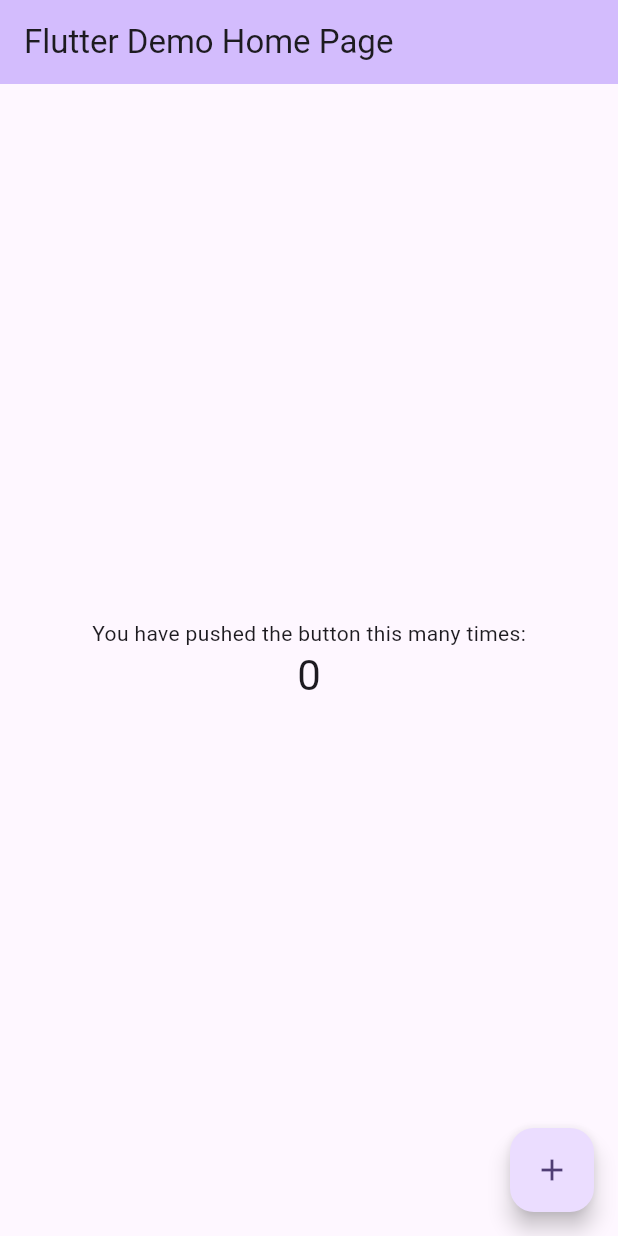
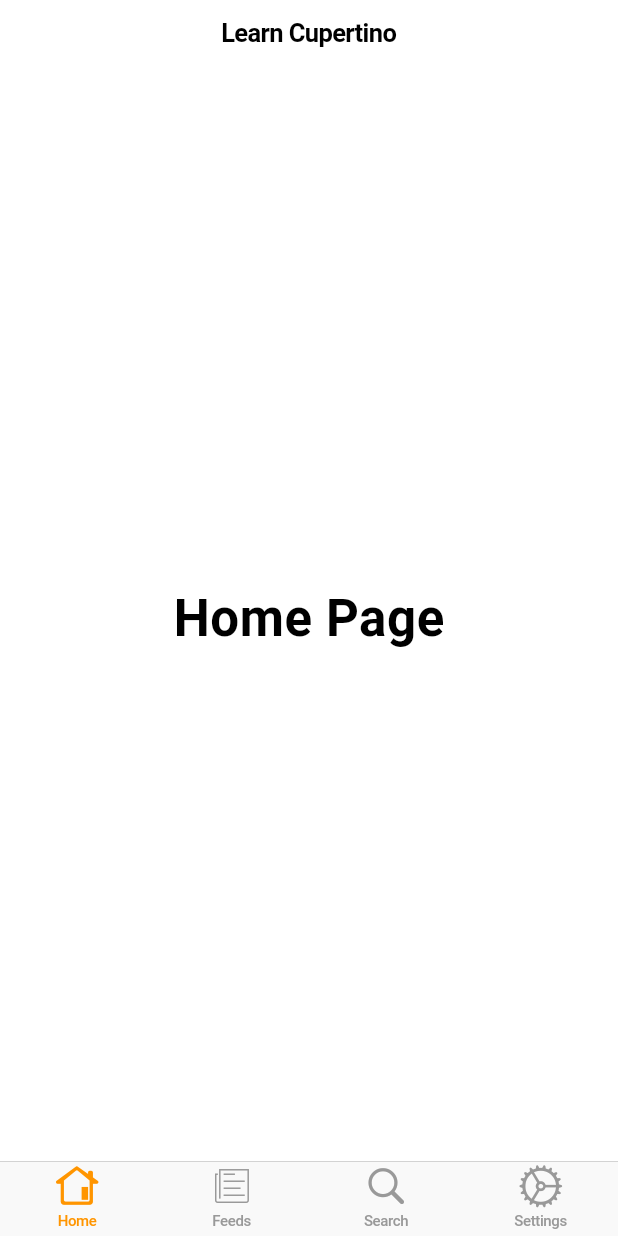
Before and after one commit to HegelAlRafli/dicoding-cupertino-app, a Flutter app: the screen it shows after launch, on a phone screen of 412 x 824 dp. Run offline on Flutter 3.47's test engine with Material 3 defaults, Android fonts, the phone set to English and light mode, and no system bars.

Commit message:
feat: [HR] Bottom Navigation Bar

```diff
--- /dev/null
+++ b/lib/bottom_navbar/bottom_navigation.dart
@@ -0,0 +1,52 @@
+import 'package:flutter/cupertino.dart';
+
+import '../pages/feeds.dart';
+import '../pages/home.dart';
+import '../pages/search.dart';
+import '../pages/settings.dart';
+
+class BottomNavigation extends StatelessWidget {
+  const BottomNavigation({super.key});
+
+  @override
+  Widget build(BuildContext context) {
+    return CupertinoTabScaffold(
+      tabBar: CupertinoTabBar(
+        items: const [
+          BottomNavigationBarItem(
+            icon: Icon(CupertinoIcons.house_alt),
+            label: 'Home',
+          ),
+          BottomNavigationBarItem(
+            icon: Icon(CupertinoIcons.news),
+            label: 'Feeds',
+          ),
+          BottomNavigationBarItem(
+            icon: Icon(CupertinoIcons.search),
+            label: 'Search',
+          ),
+          BottomNavigationBarItem(
+            icon: Icon(CupertinoIcons.settings),
+            label: 'Settings',
+          ),
+        ],
+      ),
+      tabBuilder: (context, index) {
+        switch (index) {
+          case 0:
+            return const HomePage();
+          case 1:
+            return const FeedsPage();
+          case 2:
+            return const SearchPage();
+          case 3:
+            return const SettingsPage();
+          default:
+            return const Center(
+              child: Text('Page not found!'),
+            );
+        }
+      },
+    );
+  }
+}
--- a/lib/main.dart
+++ b/lib/main.dart
@@ -1,4 +1,6 @@
-import 'package:flutter/material.dart';
+import 'package:flutter/cupertino.dart';
+
+import 'bottom_navbar/bottom_navigation.dart';
 
 void main() {
   runApp(const MyApp());
@@ -7,119 +9,14 @@ void main() {
 class MyApp extends StatelessWidget {
   const MyApp({super.key});
 
-  // This widget is the root of your application.
   @override
   Widget build(BuildContext context) {
-    return MaterialApp(
-      title: 'Flutter Demo',
-      theme: ThemeData(
-        // This is the theme of your application.
-        //
-        // TRY THIS: Try running your application with "flutter run". You'll see
-        // the application has a purple toolbar. Then, without quitting the app,
-        // try changing the seedColor in the colorScheme below to Colors.green
-        // and then invoke "hot reload" (save your changes or press the "hot
-        // reload" button in a Flutter-supported IDE, or press "r" if you used
-        // the command line to start the app).
-        //
-        // Notice that the counter didn't reset back to zero; the application
-        // state is not lost during the reload. To reset the state, use hot
-        // restart instead.
-        //
-        // This works for code too, not just values: Most code changes can be
-        // tested with just a hot reload.
-        colorScheme: ColorScheme.fromSeed(seedColor: Colors.deepPurple),
-        useMaterial3: true,
+    return const CupertinoApp(
+      debugShowCheckedModeBanner: false,
+      theme: CupertinoThemeData(
+        primaryColor: CupertinoColors.systemOrange,
       ),
-      home: const MyHomePage(title: 'Flutter Demo Home Page'),
+      home: BottomNavigation(),
     );
   }
 }
-
-class MyHomePage extends StatefulWidget {
-  const MyHomePage({super.key, required this.title});
-
-  // This widget is the home page of your application. It is stateful, meaning
-  // that it has a State object (defined below) that contains fields that affect
-  // how it looks.
-
-  // This class is the configuration for the state. It holds the values (in this
-  // case the title) provided by the parent (in this case the App widget) and
-  // used by the build method of the State. Fields in a Widget subclass are
-  // always marked "final".
-
-  final String title;
-
-  @override
-  State<MyHomePage> createState() => _MyHomePageState();
-}
-
-class _MyHomePageState extends State<MyHomePage> {
-  int _counter = 0;
-
-  void _incrementCounter() {
-    setState(() {
-      // This call to setState tells the Flutter framework that something has
-      // changed in this State, which causes it to rerun the build method below
-      // so that the display can reflect the updated values. If we changed
-      // _counter without calling setState(), then the build method would not be
-      // called again, and so nothing would appear to happen.
-      _counter++;
-    });
-  }
-
-  @override
-  Widget build(BuildContext context) {
-    // This method is rerun every time setState is called, for instance as done
-    // by the _incrementCounter method above.
-    //
-    // The Flutter framework has been optimized to make rerunning build methods
-    // fast, so that you can just rebuild anything that needs updating rather
-    // than having to individually change instances of widgets.
-    return Scaffold(
-      appBar: AppBar(
-        // TRY THIS: Try changing the color here to a specific color (to
-        // Colors.amber, perhaps?) and trigger a hot reload to see the AppBar
-        // change color while the other colors stay the same.
-        backgroundColor: Theme.of(context).colorScheme.inversePrimary,
-        // Here we take the value from the MyHomePage object that was created by
-        // the App.build method, and use it to set our appbar title.
-        title: Text(widget.title),
-      ),
-      body: Center(
-        // Center is a layout widget. It takes a single child and positions it
-        // in the middle of the parent.
-        child: Column(
-          // Column is also a layout widget. It takes a list of children and
-          // arranges them vertically. By default, it sizes itself to fit its
-          // children horizontally, and tries to be as tall as its parent.
-          //
-          // Column has various properties to control how it sizes itself and
-          // how it positions its children. Here we use mainAxisAlignment to
-          // center the children vertically; the main axis here is the vertical
-          // axis because Columns are vertical (the cross axis would be
-          // horizontal).
-          //
-          // TRY THIS: Invoke "debug painting" (choose the "Toggle Debug Paint"
-          // action in the IDE, or press "p" in the console), to see the
-          // wireframe for each widget.
-          mainAxisAlignment: MainAxisAlignment.center,
-          children: <Widget>[
-            const Text(
-              'You have pushed the button this many times:',
-            ),
-            Text(
-              '$_counter',
-              style: Theme.of(context).textTheme.headlineMedium,
-            ),
-          ],
-        ),
-      ),
-      floatingActionButton: FloatingActionButton(
-        onPressed: _incrementCounter,
-        tooltip: 'Increment',
-        child: const Icon(Icons.add),
-      ), // This trailing comma makes auto-formatting nicer for build methods.
-    );
-  }
-}
--- /dev/null
+++ b/lib/pages/home.dart
@@ -0,0 +1,23 @@
+import 'package:flutter/cupertino.dart';
+
+class HomePage extends StatefulWidget {
+  const HomePage({super.key});
+
+  @override
+  State<HomePage> createState() => _HomePageState();
+}
+
+class _HomePageState extends State<HomePage> {
+  @override
+  Widget build(BuildContext context) {
+    return CupertinoPageScaffold(
+      navigationBar: const CupertinoNavigationBar(middle: Text('Learn Cupertino')),
+      child: Center(
+        child: Text(
+          'Home Page',
+          style: CupertinoTheme.of(context).textTheme.navLargeTitleTextStyle,
+        ),
+      ),
+    );
+  }
+}
```
Also changed, not shown: lib/pages/category.dart (added, +22 -0 lines), lib/pages/feeds.dart (added, +82 -0 lines), lib/pages/search.dart (added, +20 -0 lines), lib/pages/settings.dart (added, +39 -0 lines).
